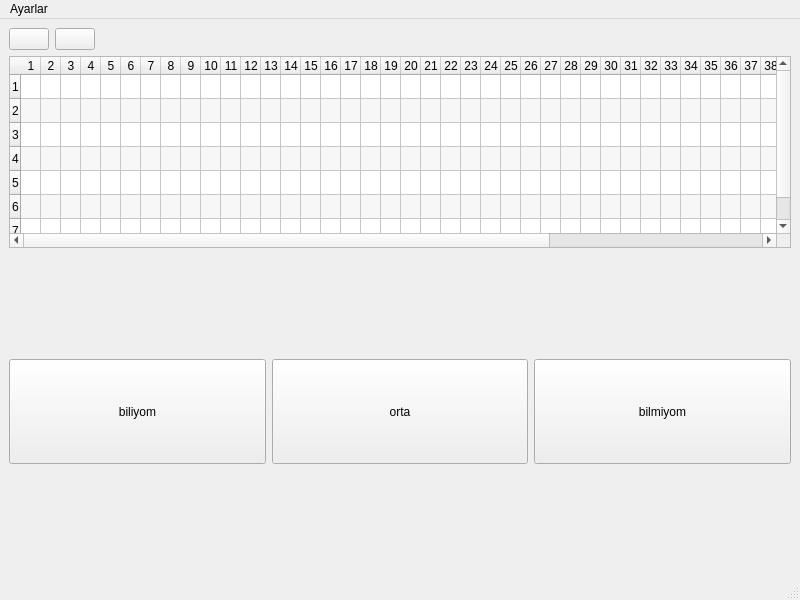
The window that istatislik.ui (SuatCobankaya/ingilizce) describes before a commit, drawn with Qt 5.
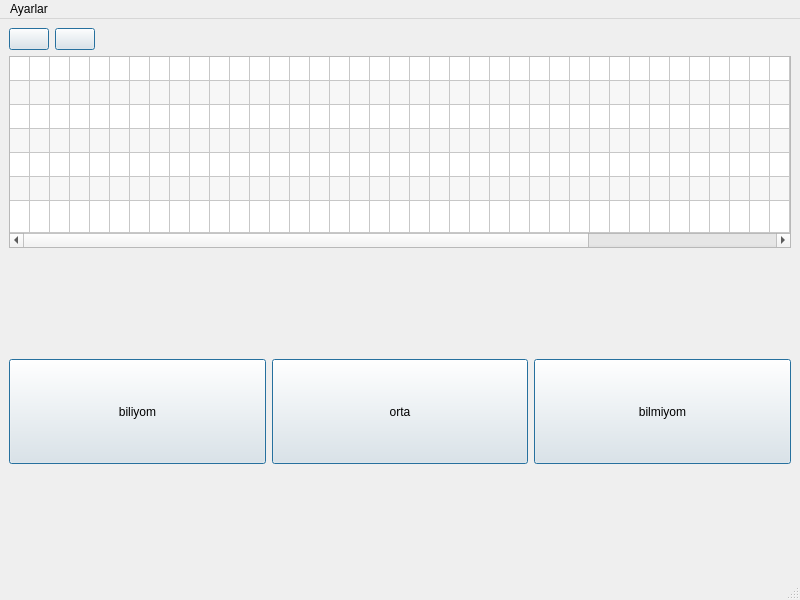
The same window after the commit. Icons and pictures are not drawn.

```diff
--- a/istatislik.ui
+++ b/istatislik.ui
@@ -23,7 +23,11 @@
          <string/>
         </property>
         <property name="icon">
-         <iconset theme="QIcon::ThemeIcon::GoPrevious"/>
+         <iconset>
+          <normaloff>geri.png</normaloff>geri.png</iconset>
+        </property>
+        <property name="default">
+         <bool>true</bool>
         </property>
        </widget>
       </item>
@@ -33,7 +37,11 @@
          <string/>
         </property>
         <property name="icon">
-         <iconset theme="QIcon::ThemeIcon::GoHome"/>
+         <iconset>
+          <normaloff>main.png</normaloff>main.png</iconset>
+        </property>
+        <property name="default">
+         <bool>true</bool>
         </property>
        </widget>
       </item>
@@ -60,9 +68,21 @@
       <property name="alternatingRowColors">
        <bool>true</bool>
       </property>
+      <property name="showGrid">
+       <bool>true</bool>
+      </property>
+      <property name="wordWrap">
+       <bool>true</bool>
+      </property>
+      <property name="cornerButtonEnabled">
+       <bool>true</bool>
+      </property>
       <property name="columnCount">
        <number>52</number>
       </property>
+      <attribute name="horizontalHeaderVisible">
+       <bool>false</bool>
+      </attribute>
       <attribute name="horizontalHeaderCascadingSectionResizes">
        <bool>false</bool>
       </attribute>
@@ -76,10 +96,10 @@
        <bool>false</bool>
       </attribute>
       <attribute name="horizontalHeaderStretchLastSection">
-       <bool>false</bool>
+       <bool>true</bool>
       </attribute>
       <attribute name="verticalHeaderVisible">
-       <bool>true</bool>
+       <bool>false</bool>
       </attribute>
       <attribute name="verticalHeaderCascadingSectionResizes">
        <bool>false</bool>
@@ -91,7 +111,7 @@
        <number>24</number>
       </attribute>
       <attribute name="verticalHeaderStretchLastSection">
-       <bool>false</bool>
+       <bool>true</bool>
       </attribute>
       <row/>
       <row/>
@@ -180,6 +200,9 @@
         <property name="text">
          <string>biliyom</string>
         </property>
+        <property name="default">
+         <bool>true</bool>
+        </property>
        </widget>
       </item>
       <item>
@@ -193,6 +216,9 @@
         <property name="text">
          <string>orta</string>
         </property>
+        <property name="default">
+         <bool>true</bool>
+        </property>
        </widget>
       </item>
       <item>
@@ -206,6 +232,9 @@
         <property name="text">
          <string>bilmiyom</string>
         </property>
+        <property name="default">
+         <bool>true</bool>
+        </property>
        </widget>
       </item>
      </layout>
```
Left out of the diff: 12 changed lines with no effect on the pictures.
